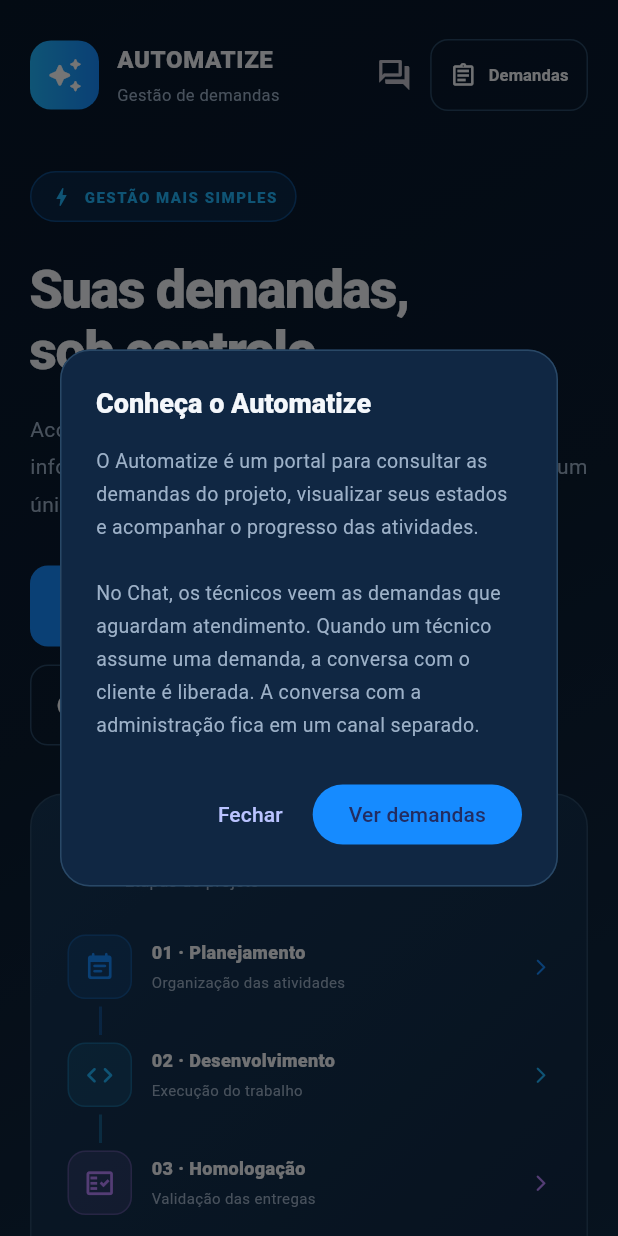
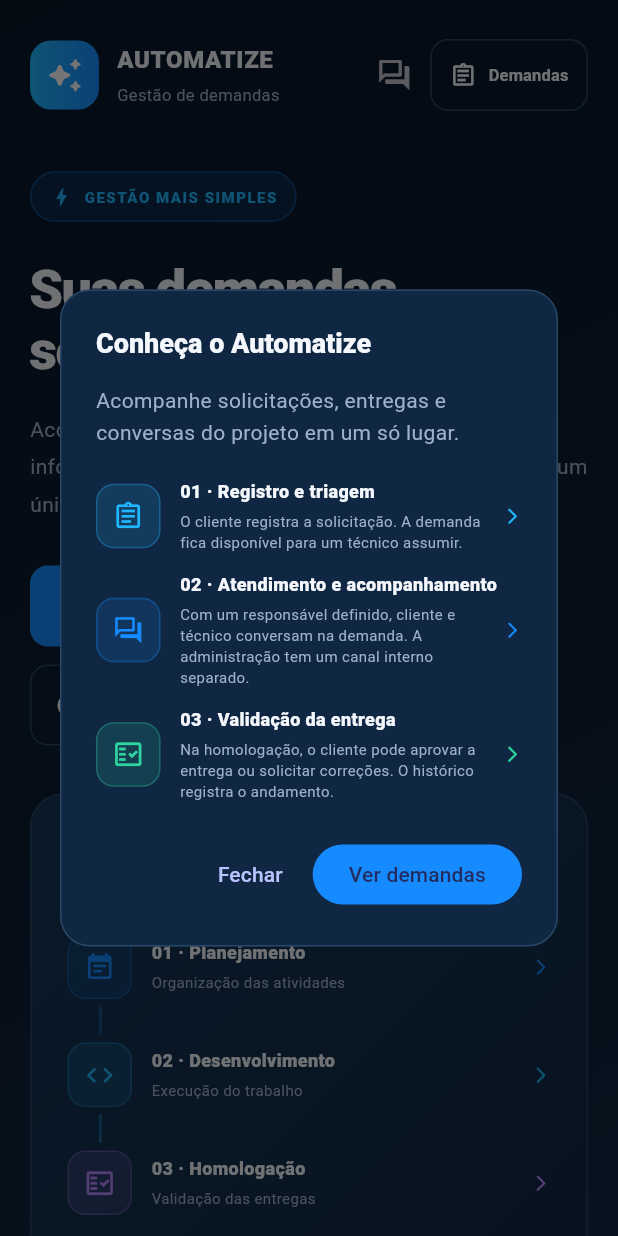
Before and after one commit to ALISSINHO-1/frontend-Automatize, a Flutter app: the HomePage screen opened directly, after a tap on "Conheça a plataforma", on a phone screen of 412 x 824 dp. Run offline on Flutter 3.47's test engine with Material 3 defaults, Android fonts, the phone set to English and light mode, and no system bars; our stand-ins replace file_picker.

Commit message:
fix: integra identidade e separa a experiência de atendimento por perfil

```diff
--- a/frontend_projeto_semestre/lib/features/admin/data/services/usuario_atual_store.dart
+++ b/frontend_projeto_semestre/lib/features/admin/data/services/usuario_atual_store.dart
@@ -38,10 +38,11 @@
     try {
       final usuario = await servico.usuarioAtual();
       // Ignora a resposta se a sessão mudou enquanto a requisição estava no ar.
-      if (await LocalStorageService.getToken() == token) value = usuario;
+      if (await LocalStorageService.getToken() != token) return null;
+      value = usuario;
       return usuario;
     } finally {
-      _emAndamento = null;
+      if (_tokenDoCache == token) _emAndamento = null;
       servico.dispose();
     }
   }
--- a/frontend_projeto_semestre/lib/features/home/presentation/pages/home_page.dart
+++ b/frontend_projeto_semestre/lib/features/home/presentation/pages/home_page.dart
@@ -115,7 +115,7 @@
           const Icon(Icons.verified_user_outlined, color: verde, size: 18),
           const SizedBox(width: 8),
           const Text(
-            'Portal do cliente',
+            'Portal de demandas',
             style: TextStyle(color: secundario, fontSize: 12),
           ),
           const SizedBox(width: 20),
@@ -358,6 +358,7 @@
       builder: (dialogContext) {
         return AlertDialog(
           scrollable: true,
+          constraints: const BoxConstraints(maxWidth: 560),
           backgroundColor: painel,
           shape: RoundedRectangleBorder(
             borderRadius: BorderRadius.circular(20),
@@ -371,14 +372,39 @@
               fontWeight: FontWeight.w800,
             ),
           ),
-          content: const Text(
-            'O Automatize é um portal para consultar as demandas '
-            'do projeto, visualizar seus estados e acompanhar o '
-            'progresso das atividades.\n\n'
-            'No Chat, os técnicos veem as demandas que aguardam atendimento. '
-            'Quando um técnico assume uma demanda, a conversa com o cliente '
-            'é liberada. A conversa com a administração fica em um canal separado.',
-            style: TextStyle(color: secundario, fontSize: 13, height: 1.7),
+          content: const Column(
+            mainAxisSize: MainAxisSize.min,
+            crossAxisAlignment: CrossAxisAlignment.start,
+            children: [
+              Text(
+                'Acompanhe solicitações, entregas e conversas do projeto em um só lugar.',
+                style: TextStyle(color: secundario, fontSize: 14, height: 1.5),
+              ),
+              SizedBox(height: 20),
+              _Etapa(
+                numero: '01',
+                cor: ciano,
+                icone: Icons.assignment_outlined,
+                titulo: 'Registro e triagem',
+                descricao: 'O cliente registra a solicitação. A demanda fica disponível para um técnico assumir.',
+              ),
+              SizedBox(height: 12),
+              _Etapa(
+                numero: '02',
+                cor: azul,
+                icone: Icons.forum_outlined,
+                titulo: 'Atendimento e acompanhamento',
+                descricao: 'Com um responsável definido, cliente e técnico conversam na demanda. A administração tem um canal interno separado.',
+              ),
+              SizedBox(height: 12),
+              _Etapa(
+                numero: '03',
+                cor: verde,
+                icone: Icons.fact_check_outlined,
+                titulo: 'Validação da entrega',
+                descricao: 'Na homologação, o cliente pode aprovar a entrega ou solicitar correções. O histórico registra o andamento.',
+              ),
+            ],
           ),
           actions: [
             TextButton(
```
Also changed, not shown: frontend_projeto_semestre/lib/features/chat/chat_page.dart (+20 -6 lines), frontend_projeto_semestre/lib/features/home/presentation/pages/demandas_screen.dart (+53 -22 lines), frontend_projeto_semestre/lib/shared/widgets/main_layout.dart (+71 -40 lines), 1 other file.
